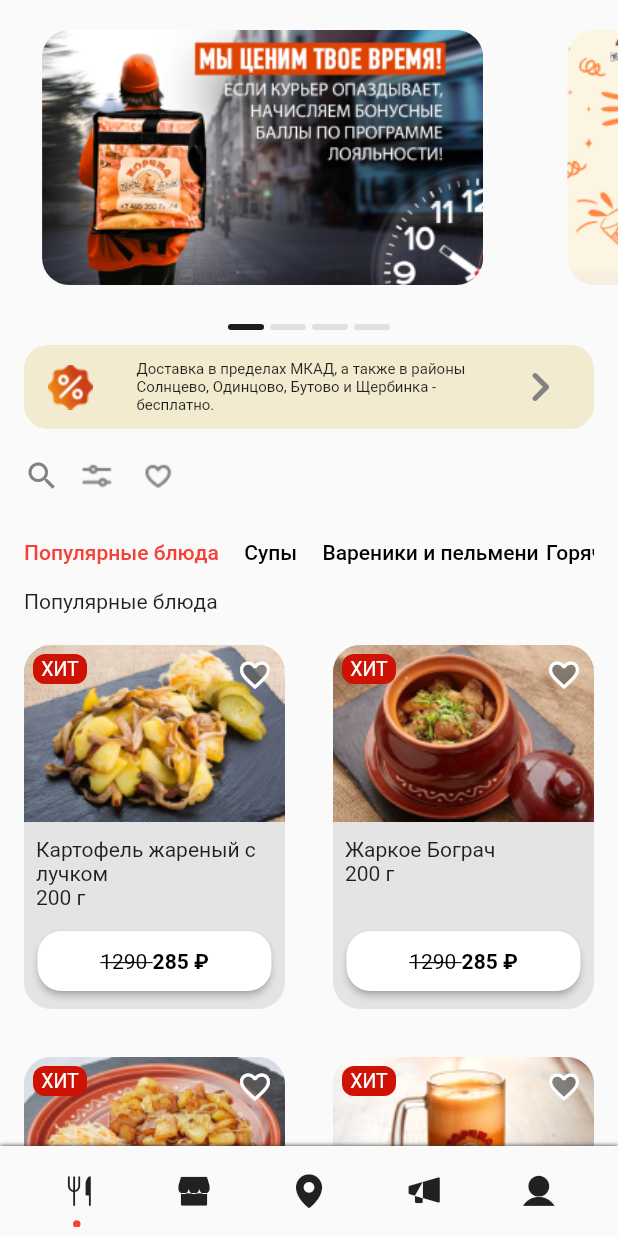
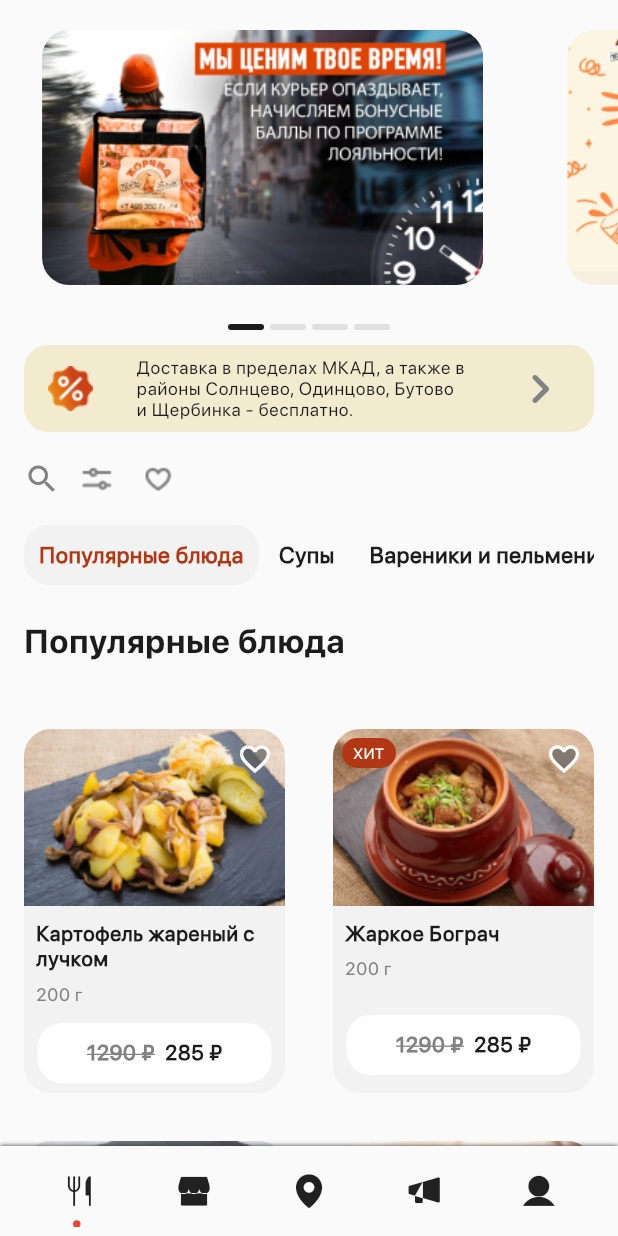
Before and after one commit to Sanjarbek17/corchma_app, a Flutter app: the screen it shows after launch, on a phone screen of 412 x 824 dp. Run offline on Flutter 3.47's test engine with Material 2 defaults, Android fonts, the light colour scheme and no system bars; drawn by our look-alikes of carousel_slider; project files that could hold a hidden picture were left out.

Commit message:
style added

```diff
--- a/lib/main.dart
+++ b/lib/main.dart
@@ -5,6 +5,8 @@ import 'package:corchma_app/providers/slider_provider.dart';
 import 'package:corchma_app/screens/main_screen/main_screen.dart';
 import 'package:flutter/material.dart';
 import 'package:provider/provider.dart';
+
+import 'source/style.dart';
 
 void main() {
   runApp(const MainRoute());
@@ -16,6 +18,7 @@ class MainRoute extends StatelessWidget {
   @override
   Widget build(BuildContext context) {
     return MaterialApp(
+        theme: theme,
         home: MultiProvider(
           providers: [
             ChangeNotifierProvider<SliderProvider>(create: (_) => SliderProvider()),
--- a/lib/providers/product_provider.dart
+++ b/lib/providers/product_provider.dart
@@ -4,7 +4,7 @@ import '../models/product_model.dart';
 
 class ProductProvider with ChangeNotifier {
   List<ProductModel> products = [
-    ProductModel(name: 'Картофель жареный с лучком', imagePath: 'assets/images/photo.png'),
+    ProductModel(name: 'Картофель жареный с лучком', imagePath: 'assets/images/photo.png', isHit: false),
     ProductModel(name: 'Жаркое Бограч', imagePath: 'assets/images/photo (1).png'),
     ProductModel(name: 'Картофель жареный с лучком', imagePath: 'assets/images/photo (2).png'),
     ProductModel(name: 'Фреш Яблочно-морковный 300 мл', imagePath: 'assets/images/photo (3).png'),
--- a/lib/screens/main_screen/main_screen.dart
+++ b/lib/screens/main_screen/main_screen.dart
@@ -1,3 +1,4 @@
+import 'package:corchma_app/source/style.dart';
 import 'package:flutter/material.dart';
 
 import 'widgets/all_cars_view/all_cars_view.dart';
@@ -17,17 +18,20 @@ class MainPage extends StatefulWidget {
 class _MainPageState extends State<MainPage> {
   @override
   Widget build(BuildContext context) {
-    return Scaffold(
+    return MaterialApp(
+      theme: theme,
+      home: Scaffold(
           body: ListView(
             children: const [
               CustomCarousel(),
               PlashKa(),
               SearchFilterIcon(),
               FiltersBar(),
-            SizedBox(height: 5),
+              SizedBox(height: 30),
               AllCardsView(),
             ],
           ),
-        bottomNavigationBar: const CustomBottomNavigation());
+          bottomNavigationBar: const CustomBottomNavigation()),
+    );
   }
 }
--- a/lib/screens/main_screen/widgets/all_cars_view/all_cars_view.dart
+++ b/lib/screens/main_screen/widgets/all_cars_view/all_cars_view.dart
@@ -11,8 +11,7 @@ class AllCardsView extends StatelessWidget {
   @override
   Widget build(BuildContext context) {
     ProductProvider product = Provider.of<ProductProvider>(context);
-    return Expanded(
-        child: GridView.count(
+    return GridView.count(
         shrinkWrap: true,
         crossAxisCount: 2,
         physics: const NeverScrollableScrollPhysics(),
@@ -26,6 +25,6 @@ class AllCardsView extends StatelessWidget {
                   weight: product.weight,
                   isHit: product.isHit,
                 ))
-                .toList()));
+            .toList());
   }
 }
--- a/lib/screens/main_screen/widgets/all_cars_view/widgets/customcard.dart
+++ b/lib/screens/main_screen/widgets/all_cars_view/widgets/customcard.dart
@@ -22,10 +22,8 @@ class CustomCard extends StatelessWidget {
   Widget build(BuildContext context) {
     return Container(
       margin: const EdgeInsets.all(16),
-      // padding: EdgeInsets.all(6),
-      // width: 200,
       decoration: BoxDecoration(
-        color: const Color.fromARGB(255, 228, 228, 228),
+        color: const Color.fromARGB(255, 242, 242, 242),
         borderRadius: BorderRadius.circular(18),
       ),
       child: Column(
@@ -39,37 +37,25 @@ class CustomCard extends StatelessWidget {
                 children: [
                   ClipRRect(
                     borderRadius: const BorderRadius.only(topLeft: Radius.circular(18), topRight: Radius.circular(18)),
-                    child: Image.asset(
-                      imagePath,
-                      scale: 0.8,
-                      fit: BoxFit.cover,
+                    child: Image.asset(imagePath, scale: 0.8, fit: BoxFit.cover),
                   ),
-                  ),
+                  if (isHit)
                     Positioned(
                       top: 6,
                       left: 6,
                       child: Container(
                         width: 36,
                         height: 20,
-                      decoration: BoxDecoration(borderRadius: BorderRadius.circular(8), color: const Color.fromARGB(255, 206, 18, 5)),
-                      child: const Center(
-                        child: Text(
-                          'ХИТ',
-                          style: TextStyle(color: Colors.white, fontSize: 13),
-                          textAlign: TextAlign.center,
-                        ),
+                        decoration: BoxDecoration(borderRadius: BorderRadius.circular(20), color: const Color.fromARGB(255, 178, 56, 21)),
+                        child: Center(
+                          child: Text('ХИТ', style: Theme.of(context).textTheme.displaySmall, textAlign: TextAlign.center),
                         ),
                       ),
                     ),
                   const Positioned(
                     right: 8,
                     top: 8,
-                    child: Icon(
-                      Icons.favorite,
-                      size: 24,
-                      color: Color.fromARGB(173, 90, 90, 90),
-                      fill: 0.5,
-                    ),
+                    child: Icon(Icons.favorite, size: 24, color: Color.fromARGB(173, 90, 90, 90), fill: 0.5),
                   ),
                   const Positioned(
                     right: 8,
@@ -88,8 +74,9 @@ class CustomCard extends StatelessWidget {
                 child: Column(
                   crossAxisAlignment: CrossAxisAlignment.start,
                   children: [
-                    Text(name),
-                    Text('$weight г'),
+                    Text(name, style: Theme.of(context).textTheme.bodyMedium),
+                    const SizedBox(height: 8),
+                    Text('$weight г', style: Theme.of(context).textTheme.bodySmall),
                   ],
                 ),
               ),
@@ -102,6 +89,7 @@ class CustomCard extends StatelessWidget {
               children: [
                 ElevatedButton(
                     style: ButtonStyle(
+                      elevation: MaterialStateProperty.all(0),
                       minimumSize: MaterialStateProperty.all<Size>(const Size(156, 40)),
                       shape: MaterialStateProperty.all<RoundedRectangleBorder>(
                         RoundedRectangleBorder(
@@ -141,8 +129,9 @@ class CustomCard extends StatelessWidget {
                       text: TextSpan(
                         style: const TextStyle(color: Colors.black),
                         children: [
-                          TextSpan(text: '$lastPrice ', style: const TextStyle(decoration: TextDecoration.lineThrough)),
-                          TextSpan(text: '$price ₽', style: const TextStyle(fontWeight: FontWeight.bold)),
+                          TextSpan(text: '$lastPrice ₽', style: Theme.of(context).textTheme.bodyMedium?.copyWith(decoration: TextDecoration.lineThrough, color: const Color.fromARGB(255, 130, 130, 130))),
+                          const TextSpan(text: '  '),
+                          TextSpan(text: '$price ₽', style: Theme.of(context).textTheme.bodyMedium),
                         ],
                       ),
                     )),
--- a/lib/screens/main_screen/widgets/filters_bar.dart
+++ b/lib/screens/main_screen/widgets/filters_bar.dart
@@ -24,19 +24,33 @@ class FiltersBar extends StatelessWidget {
                     .mapIndexed((index, i) => Builder(
                           builder: (context) {
                             return TextButton(
-                              style: ButtonStyle(padding: MaterialStateProperty.all(const EdgeInsets.only(right: 5))),
+                              style: ButtonStyle(
+                                shape: MaterialStateProperty.all<RoundedRectangleBorder>(
+                                  RoundedRectangleBorder(
+                                    borderRadius: BorderRadius.circular(16.0),
+                                    side: const BorderSide(color: Colors.transparent),
+                                  ),
+                                ),
+                                padding: MaterialStateProperty.all(const EdgeInsets.symmetric(horizontal: 10, vertical: 8)),
+                                backgroundColor: filter.currentIndex == index ? MaterialStateProperty.all(const Color.fromARGB(255, 242, 242, 242)) : MaterialStateProperty.all(Colors.transparent),
+                              ),
                               onPressed: () => filter.setCurrentIndex(index),
                               child: Text(
                                 i.name,
-                                style: filter.currentIndex == index ? const TextStyle(color: Colors.red) : const TextStyle(color: Colors.black),
+                                style: filter.currentIndex == index ? Theme.of(context).textTheme.bodyLarge?.copyWith(color: const Color.fromARGB(255, 178, 56, 21)) : Theme.of(context).textTheme.bodyLarge,
                               ),
                             );
                           },
                         ))
                     .toList()),
           ),
-          const SizedBox(height: 5.0),
-          Row(children: [Text(filter.filters[filter.currentIndex].name)]),
+          const SizedBox(height: 24.0),
+          Row(children: [
+            Text(
+              filter.filters[filter.currentIndex].name,
+              style: Theme.of(context).textTheme.titleLarge,
+            )
+          ]),
         ],
       ),
     );
--- a/lib/screens/main_screen/widgets/plashka.dart
+++ b/lib/screens/main_screen/widgets/plashka.dart
@@ -20,11 +20,11 @@ class PlashKa extends StatelessWidget {
         mainAxisAlignment: MainAxisAlignment.spaceBetween,
         children: [
           Image.asset('assets/images/CircleWavy.png'),
-          const SizedBox(
+          SizedBox(
             width: 220,
             child: Text(
               'Доставка в пределах МКАД, а также в районы Солнцево, Одинцово, Бутово и Щербинка - бесплатно.',
-              style: TextStyle(fontSize: 10, fontWeight: FontWeight.w400),
+              style: Theme.of(context).textTheme.bodySmall?.copyWith(color: const Color.fromARGB(255, 28, 28, 28)),
               overflow: TextOverflow.clip,
             ),
           ),
--- /dev/null
+++ b/lib/source/style.dart
@@ -0,0 +1,53 @@
+import 'package:flutter/material.dart';
+
+ThemeData theme = ThemeData(
+  textTheme: const TextTheme(
+      titleLarge: TextStyle(
+        fontFamily: 'sfpro_bold',
+        fontSize: 22,
+        fontWeight: FontWeight.w600,
+        fontStyle: FontStyle.normal,
+        letterSpacing: 0.48,
+        color: Color.fromARGB(255, 28, 28, 28),
+      ),
+      titleMedium: TextStyle(
+        fontFamily: 'sfpro_regular',
+        fontSize: 16,
+        fontWeight: FontWeight.w400,
+        fontStyle: FontStyle.normal,
+        letterSpacing: 0.48,
+        color: Color.fromARGB(255, 130, 130, 130),
+      ),
+      bodyLarge: TextStyle(
+        fontFamily: 'sfpro_regular',
+        fontSize: 15,
+        fontWeight: FontWeight.w600,
+        fontStyle: FontStyle.normal,
+        letterSpacing: 0.48,
+        color: Color.fromARGB(255, 28, 28, 28),
+      ),
+      bodyMedium: TextStyle(
+        fontFamily: 'sfpro_regular',
+        fontSize: 14,
+        fontWeight: FontWeight.w600,
+        fontStyle: FontStyle.normal,
+        letterSpacing: 0.48,
+        color: Color.fromARGB(255, 28, 28, 28),
+      ),
+      bodySmall: TextStyle(
+        fontFamily: 'sfpro_regular',
+        fontSize: 12,
+        fontWeight: FontWeight.w400,
+        fontStyle: FontStyle.normal,
+        letterSpacing: 0.48,
+        color: Color.fromARGB(255, 130, 130, 130),
+      ),
+      displaySmall: TextStyle(
+        fontFamily: 'sfpro_regular',
+        fontSize: 10,
+        fontWeight: FontWeight.w500,
+        fontStyle: FontStyle.normal,
+        letterSpacing: 0.48,
+        color: Colors.white,
+      )),
+);
```
Also changed, not shown: pubspec.yaml (+10 -0 lines). Lines whose indentation alone changed are shown as unchanged.
